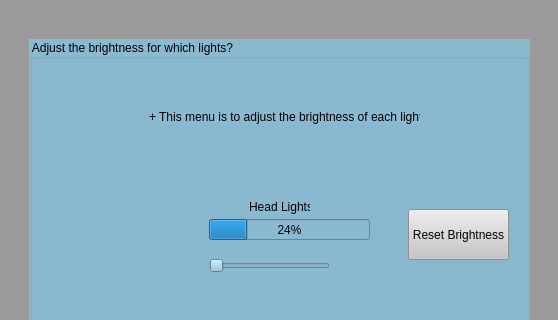
First picture: the form in brightnesscontrol.ui, repository MarkE16/MyRaspberryPiCode, before the edit; both pictures show x 0 to 558 and y 0 to 320 of the 558 by 521 pixel window.
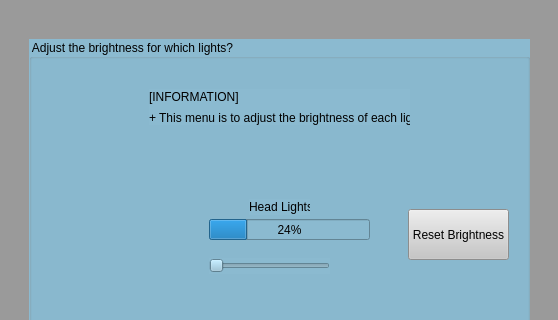
Second picture: the form after the edit.

What changed in the file:
```diff
--- a/brightnesscontrol.ui
+++ b/brightnesscontrol.ui
@@ -255,18 +255,31 @@
      <string>Reset Brightness</string>
     </property>
    </widget>
-   <widget class="QLabel" name="label_3">
+   <widget class="QWidget" name="">
     <property name="geometry">
      <rect>
       <x>120</x>
-      <y>70</y>
-      <width>271</width>
-      <height>16</height>
+      <y>50</y>
+      <width>261</width>
+      <height>36</height>
      </rect>
     </property>
-    <property name="text">
-     <string>+ This menu is to adjust the brightness of each light.</string>
-    </property>
+    <layout class="QVBoxLayout" name="verticalLayout_2">
+     <item>
+      <widget class="QLabel" name="label_4">
+       <property name="text">
+        <string>[INFORMATION]</string>
+       </property>
+      </widget>
+     </item>
+     <item>
+      <widget class="QLabel" name="label_3">
+       <property name="text">
+        <string>+ This menu is to adjust the brightness of each light.</string>
+       </property>
+      </widget>
+     </item>
+    </layout>
    </widget>
   </widget>
  </widget>
```
Left out of the diff: 3 changed lines with no effect on the pictures.
